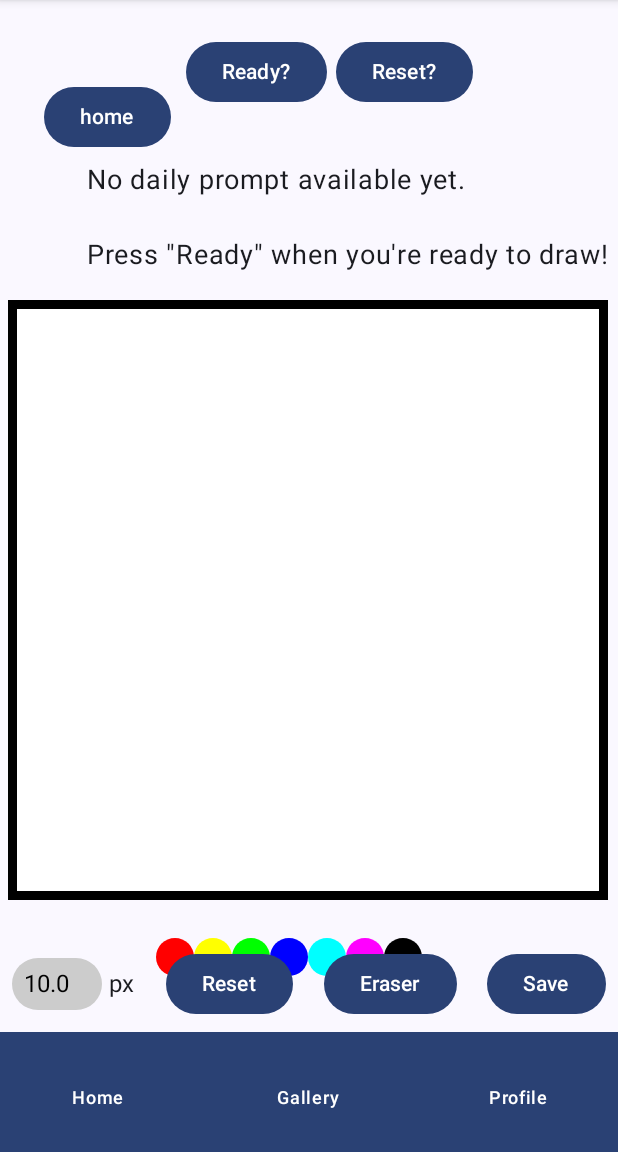
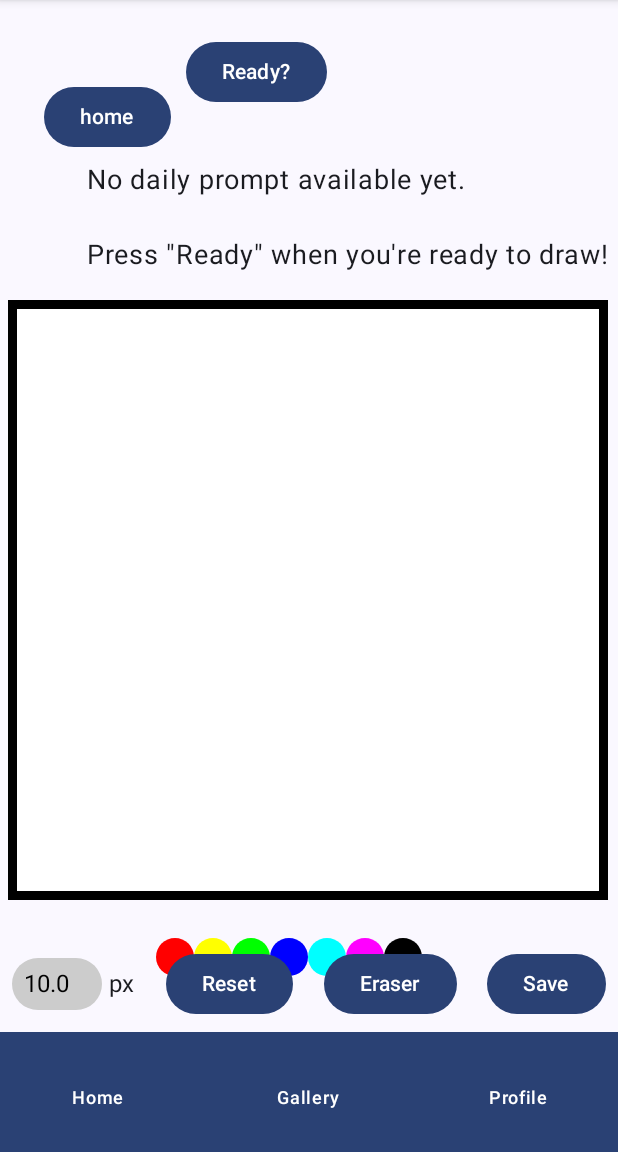
Before and after one commit to wjb035/403-project, an Android app built with Jetpack Compose: the HomeScreen screen opened through its navigation route, after a tap on "Go to Whiteboard", on a phone screen of 412 x 824 dp, the part 84-1236 px from its top. Run offline under Robolectric (Android 15) with nearby library versions, the phone set to English and light mode, and no system bars.

```diff
--- a/app/src/main/java/com/example/drawingapp/ui/whiteboardActivity.kt
+++ b/app/src/main/java/com/example/drawingapp/ui/whiteboardActivity.kt
@@ -196,14 +196,14 @@ fun whiteboard(navCon: NavController){
                 verticalAlignment = Alignment.CenterVertically
             ){
 
-                Button(onClick = {
+               /* Button(onClick = {
                     coroutineScope.launch {
                         incrementCounter(context, drawData, true)
 
                     }
                 }) {
                     Text("Reset?")
-                }
+                }*/
 
             }
         }
```
Also changed, not shown: app/src/main/java/com/example/drawingapp/prompter/dailyPromptWorker.kt (+11 -2 lines).
